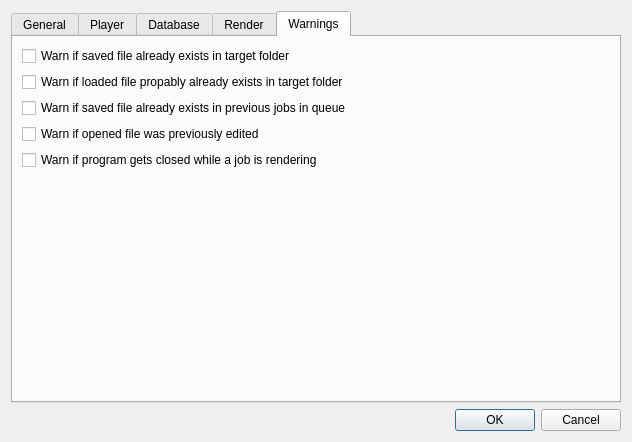
This is gui/settings.ui in vommie/pycutxn as Qt 5 draws it before an edit. The edited form follows.
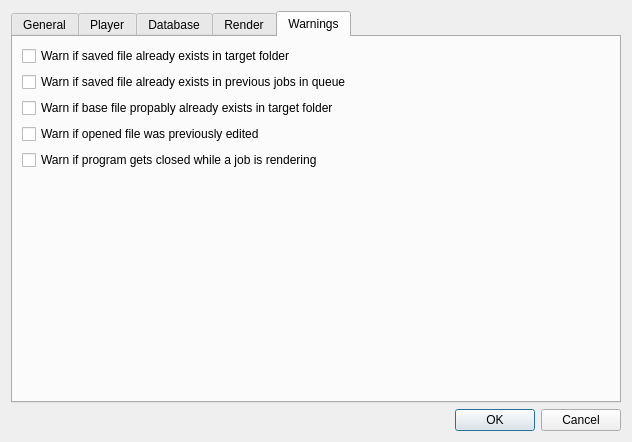
This is the edited form.

Commit message: List files if the basename exists in current target directoy

Diff of the .ui file:
```diff
--- a/gui/settings.ui
+++ b/gui/settings.ui
@@ -400,19 +400,19 @@
             </widget>
            </item>
            <item>
-            <widget class="QCheckBox" name="checkBoxWarnSrcTgt">
-             <property name="toolTip">
-              <string>Checks if the source filename (without extension) already exists as beginning filename in the target directory</string>
-             </property>
+            <widget class="QCheckBox" name="checkBoxWarnJobQueue">
              <property name="text">
-              <string>Warn if loaded file propably already exists in target folder</string>
+              <string>Warn if saved file already exists in previous jobs in queue</string>
              </property>
             </widget>
            </item>
            <item>
-            <widget class="QCheckBox" name="checkBoxWarnJobQueue">
+            <widget class="QCheckBox" name="checkBoxWarnBaseFileExists">
+             <property name="toolTip">
+              <string>&lt;html&gt;&lt;head/&gt;&lt;body&gt;&lt;p&gt;When the base filename (without current counter and ext) already exists in the currently selected target directory, warn and list files which already exist with the basename.&lt;/p&gt;&lt;/body&gt;&lt;/html&gt;</string>
+             </property>
              <property name="text">
-              <string>Warn if saved file already exists in previous jobs in queue</string>
+              <string>Warn if base file propably already exists in target folder</string>
              </property>
             </widget>
            </item>
```
The commit also changes 5 other files.
